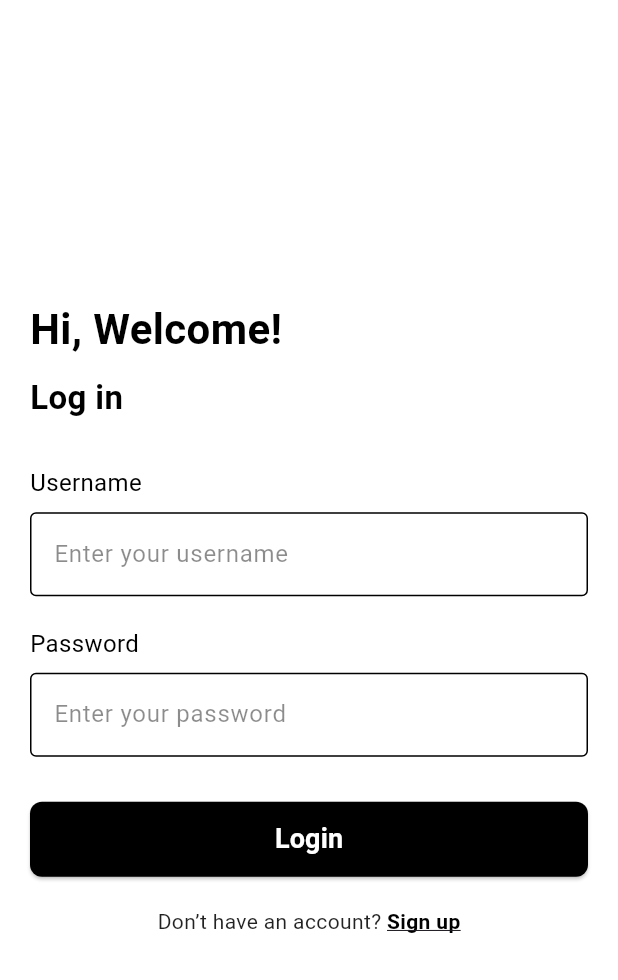
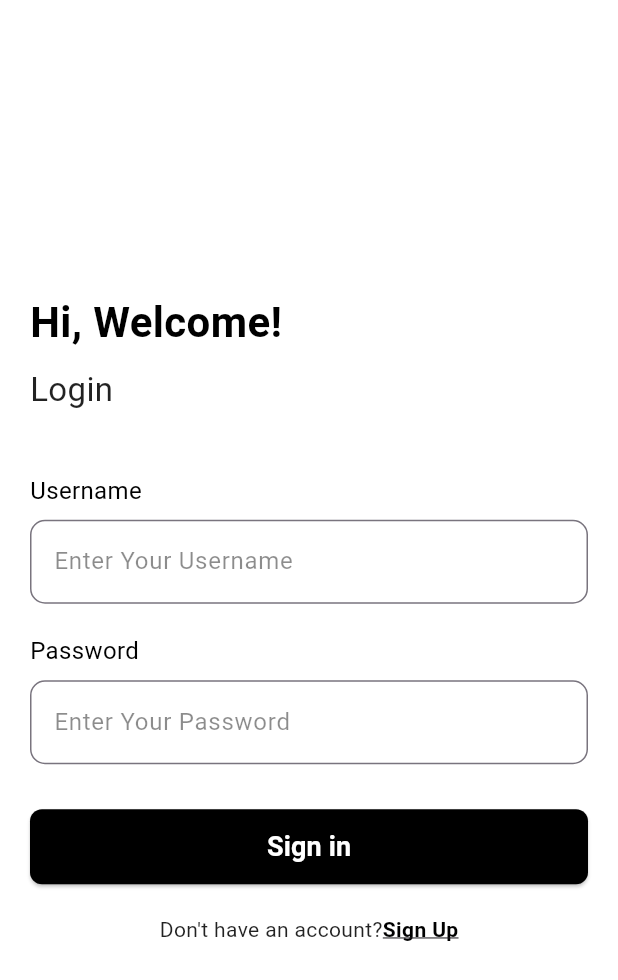
Before and after one commit to Sukitha543/MAD-Assignment, a Flutter app: the screen it shows after launch, on a phone screen of 412 x 824 dp. Shown: the top 980 px of the screen. Run offline on Flutter 3.47's test engine with Material 3 defaults, Android fonts, the phone set to English and light mode, and no system bars.

Commit message:
Add Custom Widgets

```diff
--- a/lib/main.dart
+++ b/lib/main.dart
@@ -1,8 +1,4 @@
 import 'package:flutter/material.dart';
-import 'package:mad_assignment/pages/cart_page.dart';
-import 'package:mad_assignment/pages/home_page.dart';
-import 'package:mad_assignment/pages/product_page.dart';
-import 'package:mad_assignment/pages/profile_page.dart';
 import 'package:mad_assignment/pages/signin_page.dart';
 
 void main() {
@@ -18,57 +14,14 @@ class MyApp extends StatefulWidget {
 }
 
 class _MyAppState extends State<MyApp> {
-int currentIndex = 0;
-final List<Widget> pages = [
-  HomePage(),
-  ProductPage(),
-  CartPage(),
-  ProfilePage(),
-];
-
 
   // This widget is the root of your application.
   @override
   Widget build(BuildContext context) {
     return MaterialApp(
-      debugShowCheckedModeBanner: false,
-      title: 'TimeBridge',
-      home: SigninPage());}
-      /*Scaffold(
-        bottomNavigationBar:BottomNavigationBar(
-          selectedItemColor: Colors.black,
-          unselectedItemColor: Colors.blueGrey,
-          currentIndex: currentIndex,
-          onTap: (index) {
-            setState(() {
-              currentIndex = index;
-            });
-          } ,
-          items: [
-            BottomNavigationBarItem(
-            icon:Icon(Icons.home),
-            label: "Home",
-          ),
-          BottomNavigationBarItem(
-            icon:Icon(Icons.shop),
-            label: "Products",
-          ),
-          BottomNavigationBarItem(
-            icon:Icon(Icons.shopping_cart),
-            label: "Cart",
-          ),
-          BottomNavigationBarItem(
-            icon:Icon(Icons.account_box),
-            label: "Profile",
-          ),
-          ],
-        ),
-        body: pages[currentIndex],
-
-
-      ),
-
-    );
+        title: "TimeBridge",
+        debugShowCheckedModeBanner: false,
+        home: SigninPage(),
+      );
   }
-}*/
 }
--- a/lib/pages/signin_page.dart
+++ b/lib/pages/signin_page.dart
@@ -1,4 +1,10 @@
 import 'package:flutter/material.dart';
+
+import 'package:mad_assignment/pages/signup_page.dart';
+import 'package:mad_assignment/widgets/bottom_navigation.dart';
+import 'package:mad_assignment/widgets/custom_button.dart';
+import 'package:mad_assignment/widgets/custom_link.dart';
+import 'package:mad_assignment/widgets/custom_text_field.dart';
 
 class SigninPage extends StatefulWidget {
   const SigninPage({super.key});
@@ -14,7 +20,7 @@ class _SigninPageState extends State<SigninPage> {
   @override
   Widget build(BuildContext context) {
     return Scaffold(
-      backgroundColor: Colors.white, // White background
+      backgroundColor: Colors.white,
       body: Padding(
         padding: const EdgeInsets.all(20),
         child: Center(
@@ -34,114 +40,50 @@ class _SigninPageState extends State<SigninPage> {
                 const SizedBox(height: 10),
 
                 const Text(
-                  "Log in",
+                  "Login",
                   style: TextStyle(
                     fontSize: 22,
-                    fontWeight: FontWeight.bold,
-                    color: Colors.black,
+                    color: Colors.black87,
                   ),
                 ),
-                const SizedBox(height: 30),
+                const SizedBox(height: 40),
 
                 // Username Field
-                const Text(
-                  "Username",
-                  style: TextStyle(fontSize: 16, color: Colors.black),
-                ),
-                const SizedBox(height: 8),
-                TextFormField(
+                CustomTextField(
+                  label: "Username",
+                  hint: "Enter Your Username",
                   controller: username,
-                  decoration: const InputDecoration(
-                    hintText: "Enter your username",
-                    hintStyle: TextStyle(color: Colors.black45),
-                    border: OutlineInputBorder(),
-                    enabledBorder: OutlineInputBorder(
-                      borderSide: BorderSide(color: Colors.black),
-                    ),
-                    focusedBorder: OutlineInputBorder(
-                      borderSide: BorderSide(color: Colors.black, width: 2),
-                    ),
-                  ),
                 ),
                 const SizedBox(height: 20),
 
-                // Password Field
-                const Text(
-                  "Password",
-                  style: TextStyle(fontSize: 16, color: Colors.black),
-                ),
-                const SizedBox(height: 8),
-                TextFormField(
-                  controller: password,
-                  obscureText: true,
-                  decoration: const InputDecoration(
-                    hintText: "Enter your password",
-                    hintStyle: TextStyle(color: Colors.black45),
-                    border: OutlineInputBorder(),
-                    enabledBorder: OutlineInputBorder(
-                      borderSide: BorderSide(color: Colors.black),
-                    ),
-                    focusedBorder: OutlineInputBorder(
-                      borderSide: BorderSide(color: Colors.black, width: 2),
-                    ),
-                  ),
-                ),
+               //Password Field
+               CustomTextField(
+                 label: "Password",
+                 hint: "Enter Your Password",
+                 obsecureText: true,
+                 controller: password,
+               ),
                 const SizedBox(height: 30),
 
                 // Login Button
-                SizedBox(
-                  width: double.infinity,
-                  height: 50,
-                  child: ElevatedButton(
-                    onPressed: () {
-                      setState(() {
-                        // Login logic here
-                      });
-                    },
-                    style: ElevatedButton.styleFrom(
-                      backgroundColor: Colors.black, // Black button
-                      foregroundColor: Colors.white, // White text
-                      shape: RoundedRectangleBorder(
-                        borderRadius: BorderRadius.circular(8),
-                      ),
-                    ),
-                    child: const Text(
-                      "Login",
-                      style: TextStyle(fontSize: 18, fontWeight: FontWeight.bold),
-                    ),
+                CustomButton(
+                  text:"Sign in",
+                  onPressed: (){
+                      Navigator.of(context).pushReplacement(
+                        MaterialPageRoute<void>(builder: (context) => BottomNavigation(),)
+                      );
+                  }
                   ),
-                ),
                 const SizedBox(height: 20),
 
-                // Sign Up Option
-                Row(
-                  mainAxisAlignment: MainAxisAlignment.center,
-                  children: [
-                    const Text(
-                      "Don’t have an account? ",
-                      style: TextStyle(color: Colors.black87, fontSize: 14),
-                    ),
-                    GestureDetector(
-                      onTap: () {
-                        ScaffoldMessenger.of(context).showSnackBar(
-                          const SnackBar(
-                            content: Text("Navigate to Sign Up page"),
-                            duration: Duration(seconds: 1),
-                          ),
-                        );
-                      },
-                      child: const Text(
-                        "Sign up",
-                        style: TextStyle(
-                          color: Colors.black,
-                          fontWeight: FontWeight.bold,
-                          fontSize: 14,
-                          decoration: TextDecoration.underline, // looks clickable
-                        ),
-                      ),
-                    ),
-                  ],
-                ),
+                CustomLinkText(
+                  normalText: "Don't have an account?",
+                  linkText: "Sign Up",
+                  onTap: (){
+                     Navigator.of(context).pushReplacement(
+                        MaterialPageRoute<void>(builder: (context) => SignupPage(),)
+                      );
+                  })
               ],
             ),
           ),
--- /dev/null
+++ b/lib/widgets/custom_button.dart
@@ -0,0 +1,32 @@
+import 'package:flutter/material.dart';
+
+class CustomButton extends StatelessWidget {
+  final String text;
+  final VoidCallback onPressed;
+
+  const CustomButton
+  ({super.key,
+  required this.text,
+  required this.onPressed
+  });
+
+  @override
+  Widget build(BuildContext context) {
+    return SizedBox(
+      width: double.infinity,
+      height: 50,
+      child: ElevatedButton(
+        onPressed: onPressed,
+        style: ElevatedButton.styleFrom(
+          backgroundColor: Colors.black,
+          foregroundColor: Colors.white,
+          shape: RoundedRectangleBorder(borderRadius: BorderRadius.circular(8)),
+        ),
+        child: Text(
+          text,
+          style: TextStyle(fontSize: 18, fontWeight: FontWeight.bold),
+        ),
+      ),
+    );
+  }
+}
--- /dev/null
+++ b/lib/widgets/custom_link.dart
@@ -0,0 +1,39 @@
+import 'package:flutter/material.dart';
+
+class CustomLinkText extends StatelessWidget {
+  final String normalText;
+  final String linkText;
+  final VoidCallback onTap;
+
+  const CustomLinkText({
+    super.key,
+    required this.normalText,
+    required this.linkText,
+    required this.onTap,
+  });
+
+  @override
+  Widget build(BuildContext context) {
+    return Row(
+      mainAxisAlignment: MainAxisAlignment.center,
+      children: [
+        Text(
+          normalText,
+          style: const TextStyle(color: Colors.black87, fontSize: 14),
+        ),
+        GestureDetector(
+          onTap: onTap,
+          child: Text(
+            linkText,
+            style: const TextStyle(
+              color: Colors.black,
+              fontWeight: FontWeight.bold,
+              fontSize: 14,
+              decoration: TextDecoration.underline,
+            ),
+          ),
+        ),
+      ],
+    );
+  }
+}
--- /dev/null
+++ b/lib/widgets/custom_text_field.dart
@@ -0,0 +1,42 @@
+import 'package:flutter/material.dart';
+
+class CustomTextField extends StatelessWidget {
+  final String label;
+  final dynamic hint;
+  final TextEditingController controller;
+  final bool obsecureText;
+
+  const CustomTextField({
+    super.key,
+    required this.label,
+    this.hint,
+    required this.controller,
+    this.obsecureText = false,
+  });
+
+  @override
+  Widget build(BuildContext context) {
+    return Column(
+      crossAxisAlignment: CrossAxisAlignment.start,
+      children: [
+        Text(label, style: TextStyle(fontSize: 16, color: Colors.black)),
+        const SizedBox(height: 8),
+        TextFormField(
+          controller: controller,
+          obscureText: obsecureText,
+          decoration: InputDecoration(
+            hintText: hint,
+            hintStyle: const TextStyle(color: Colors.black45),
+            border: OutlineInputBorder(
+              borderRadius: BorderRadius.circular(10),
+              borderSide: BorderSide(color: Colors.black, width: 2),
+            ),
+            focusedBorder: const OutlineInputBorder(
+              borderSide: BorderSide(color: Colors.black, width: 2),
+            ),
+          ),
+        ),
+      ],
+    );
+  }
+}
```
Also changed, not shown: lib/pages/cart_page.dart (+0 -13 lines), lib/pages/home_page.dart (+0 -13 lines), lib/pages/product_page.dart (+0 -13 lines), lib/pages/profile_page.dart (+0 -13 lines), lib/pages/signup_page.dart (added, +126 -0 lines), lib/widgets/bottom_navigation.dart (added, +76 -0 lines).
